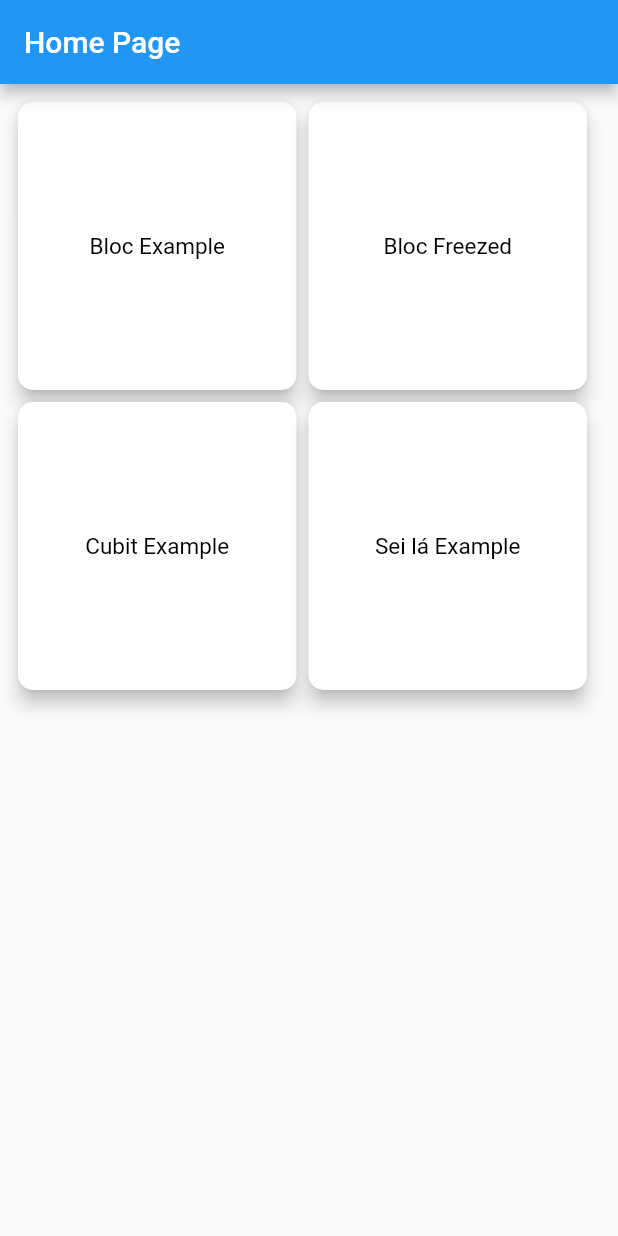
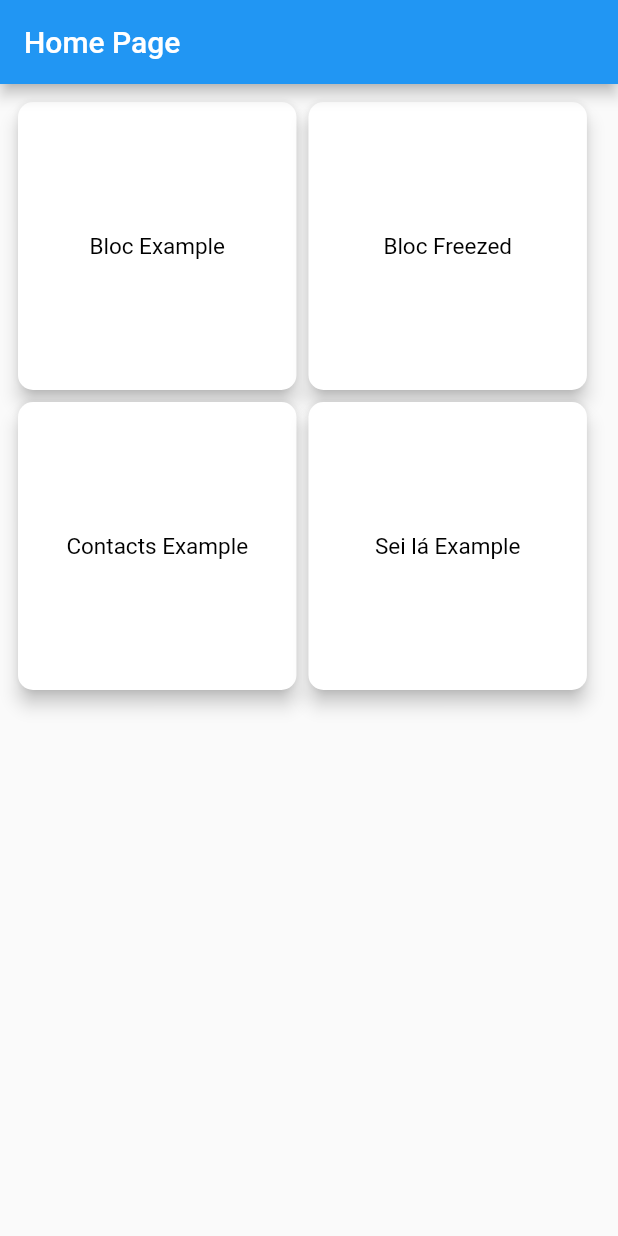
Before and after one commit to kakosergio/contact_bloc_cubit, a Flutter app: the screen it shows after launch, on a phone screen of 412 x 824 dp. Run offline on Flutter 3.47's test engine with Material 2 defaults, Android fonts, the phone set to English and light mode, and no system bars; our stand-ins replace bloc, dio, flutter_bloc, freezed_annotation.

Commit message:
Bloc with freezed and CRUD

```diff
--- /dev/null
+++ b/lib/features/contacts/list/bloc/contact_list_bloc.dart
@@ -0,0 +1,24 @@
+import 'package:bloc/bloc.dart';
+import 'package:contact_bloc/repositories/contacts_repository.dart';
+import 'package:freezed_annotation/freezed_annotation.dart';
+
+import '../../../../models/contact_model.dart';
+part 'contact_list_bloc.freezed.dart';
+part 'contact_list_state.dart';
+
+part 'contact_list_event.dart';
+
+class ContactListBloc extends Bloc<ContactListEvent, ContactListState> {
+  final ContactsRepository _repository;
+
+  ContactListBloc({required ContactsRepository repository})
+      : _repository = repository,
+        super(ContactListState.initial()) {
+    on<_ContactListEventFindAll>(_findAll);
+  }
+
+  Future<void> _findAll(_ContactListEventFindAll event, Emitter emit) async {
+    final contacts = await _repository.findAll();
+    emit(ContactListState.data(contacts: contacts));
+  }
+}
--- /dev/null
+++ b/lib/features/contacts/list/bloc/contact_list_event.dart
@@ -0,0 +1,6 @@
+part of 'contact_list_bloc.dart';
+
+@freezed
+class ContactListEvent with _$ContactListEvent {
+  const factory ContactListEvent.findAll() = _ContactListEventFindAll;
+}
--- /dev/null
+++ b/lib/features/contacts/list/bloc/contact_list_state.dart
@@ -0,0 +1,7 @@
+part of 'contact_list_bloc.dart';
+
+@freezed
+class ContactListState with _$ContactListState {
+  factory ContactListState.initial() = _ContactListStateInitial;
+  factory ContactListState.data({required List<ContactModel> contacts}) = _ContactListStateData;
+}
--- a/lib/home/home_page.dart
+++ b/lib/home/home_page.dart
@@ -18,7 +18,7 @@ class HomePage extends StatelessWidget {
             children: [
               ButtonCard(label: 'Bloc Example', onTap: () => Navigator.of(context).pushNamed('/bloc/example/')),
               ButtonCard(label: 'Bloc Freezed', onTap: () => Navigator.of(context).pushNamed('/bloc/example/freezed')),
-              ButtonCard(label: 'Cubit Example', onTap: () => Navigator.of(context).pushNamed('/bloc/example/')),
+              ButtonCard(label: 'Contacts Example', onTap: () => Navigator.of(context).pushNamed('/bloc/contacts/')),
               ButtonCard(label: 'Sei lá Example', onTap: () => Navigator.of(context).pushNamed('/bloc/example/')),
             ],
           ),
--- a/lib/main.dart
+++ b/lib/main.dart
@@ -2,9 +2,11 @@ import 'package:contact_bloc/features/bloc_example/bloc/example_bloc.dart';
 import 'package:contact_bloc/features/bloc_example/bloc_example.dart';
 import 'package:contact_bloc/features/bloc_example/bloc_freezed/example_freezed_bloc.dart';
 import 'package:contact_bloc/features/bloc_example/bloc_freezed_example.dart';
+import 'package:contact_bloc/repositories/contacts_repository.dart';
 import 'package:flutter/material.dart';
 import 'package:flutter_bloc/flutter_bloc.dart';
 
+import 'features/contacts/list/bloc/contact_list_bloc.dart';
 import 'features/contacts/list/contacts_list_page.dart';
 import 'home/home_page.dart';
 
@@ -17,7 +19,9 @@ class MyApp extends StatelessWidget {
 
   @override
   Widget build(BuildContext context) {
-    return MaterialApp(
+    return RepositoryProvider(
+      create: (context) => ContactsRepository(),
+      child: MaterialApp(
         title: 'Flutter Demo',
         theme: ThemeData(
           primarySwatch: Colors.blue,
@@ -33,8 +37,13 @@ class MyApp extends StatelessWidget {
               create: (BuildContext context) => ExampleFreezedBloc()
                 ..add(const ExampleFreezedEvent.findNames()),
               child: const BlocFreezedExample()),
-        '/contacts/list': (context) => const ContactsListPage(),
+          '/contacts/list': (context) => BlocProvider(
+                create: (context) => ContactListBloc(
+                    repository: context.read<ContactsRepository>()),
+                child: const ContactsListPage(),
+              ),
         },
+      ),
     );
   }
 }
```
Also changed, not shown: lib/features/contacts/list/bloc/contact_list_bloc.freezed.dart (added). Lines whose indentation alone changed are shown as unchanged.
